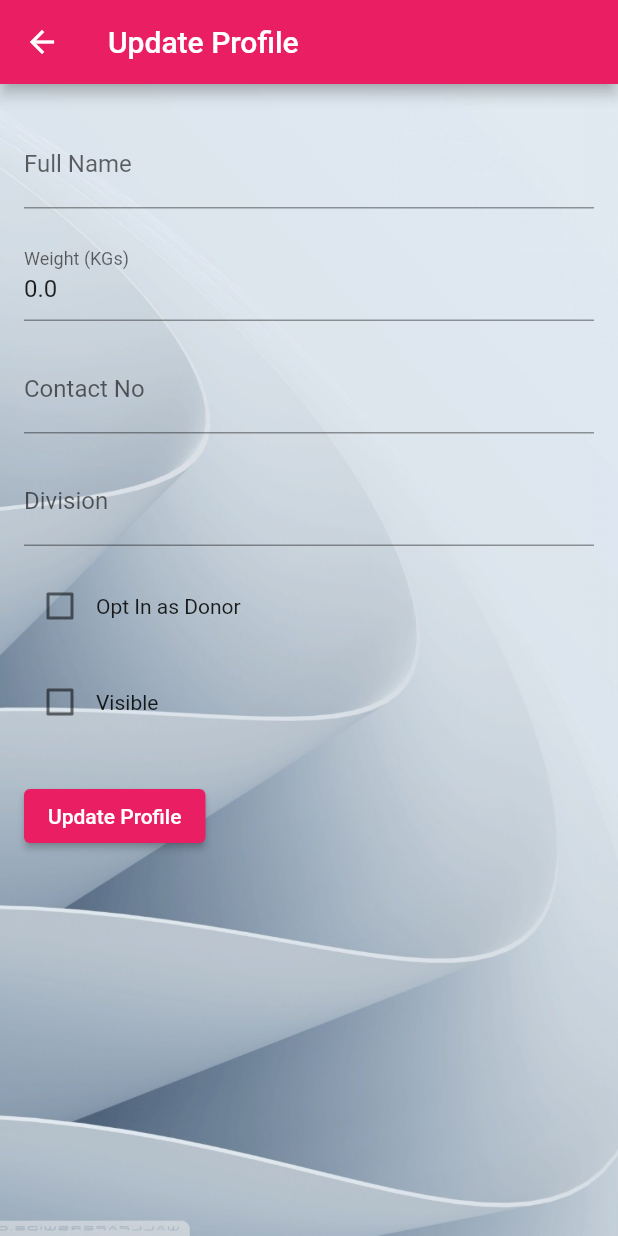
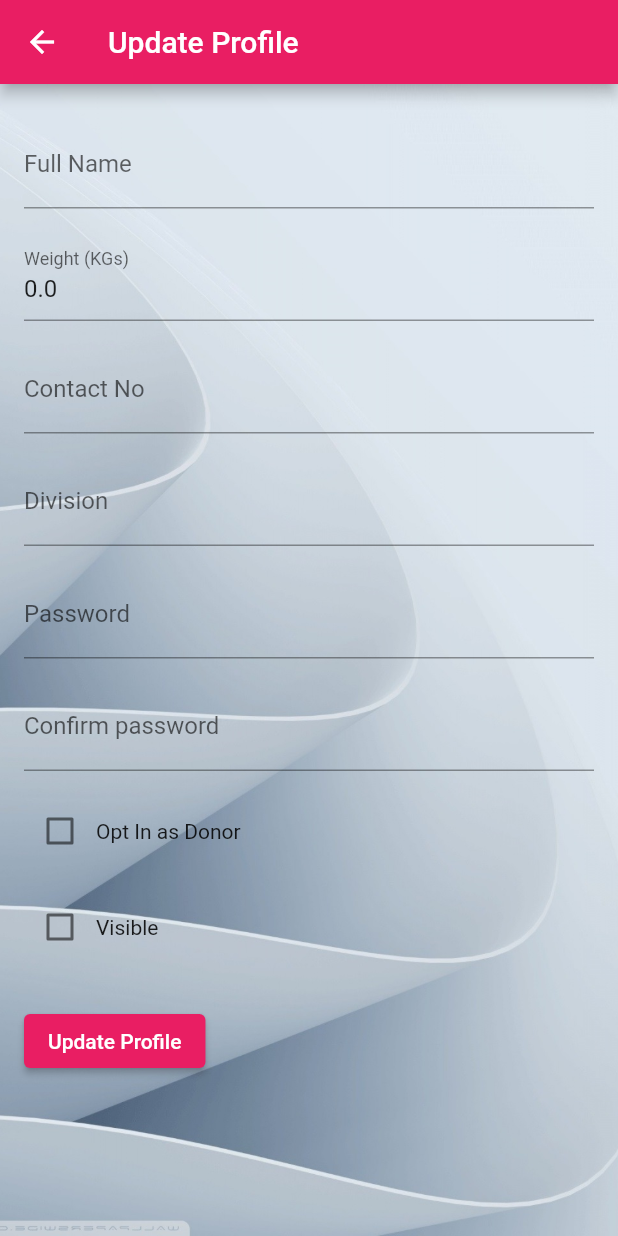
Before and after one commit to zunaid13/red_crossroads, a Flutter app: the UpdateProfilePage screen opened directly, on a phone screen of 412 x 824 dp. Run offline on Flutter 3.47's test engine with Material 2 defaults, Android fonts, the light colour scheme and no system bars; our stand-ins replace animated_splash_screen, fluttertoast, google_maps_flutter, page_transition, pinput; network calls fail.

```diff
--- a/lib/updateProfilePage.dart
+++ b/lib/updateProfilePage.dart
@@ -16,6 +16,8 @@ class _UpdateProfilePageState extends State<UpdateProfilePage> {
   TextEditingController dobController = TextEditingController();
   TextEditingController contactNoController = TextEditingController();
   TextEditingController divisionController = TextEditingController();
+  TextEditingController passwordController = TextEditingController();
+  TextEditingController confirmPasswordController = TextEditingController();
 
   bool isDonor = false;
   bool isVisible = false;
@@ -33,6 +35,8 @@ class _UpdateProfilePageState extends State<UpdateProfilePage> {
     dobController.text = currentUser.dob;
     contactNoController.text = currentUser.contact_no;
     divisionController.text = currentUser.division;
+    passwordController.text = currentUser.password;
+    confirmPasswordController.text = currentUser.password;
   }
 
   @override
@@ -55,12 +59,14 @@ class _UpdateProfilePageState extends State<UpdateProfilePage> {
             child: Column(
               crossAxisAlignment: CrossAxisAlignment.start,
               children: <Widget>[
-                _buildTextField('Full Name', fullNameController),
+                _buildTextField('Full Name', fullNameController, false),
                 // _buildTextField('Email', emailController),
                 // _buildTextField('Gender', genderController),
-                _buildTextField('Weight (KGs)', weightController),
-                _buildTextField('Contact No', contactNoController),
-                _buildTextField('Division', divisionController),
+                _buildTextField('Weight (KGs)', weightController, false),
+                _buildTextField('Contact No', contactNoController, false),
+                _buildTextField('Division', divisionController, false),
+                _buildTextField('Password', divisionController, true),
+                _buildTextField('Confirm password', divisionController, true),
                 _buildCheckbox('Opt In as Donor', isDonor, (value) {
                   setState(() {
                     isDonor = value!;
@@ -80,6 +86,7 @@ class _UpdateProfilePageState extends State<UpdateProfilePage> {
                     currentUser.donor = isDonor;
                     currentUser.visible = isVisible;
                     currentUser.division = divisionController.text;
+                    currentUser.password = passwordController.text;
                     Api.updateUserInfo();
                     Navigator.pop(context);
                     // Update user information here
@@ -98,7 +105,8 @@ class _UpdateProfilePageState extends State<UpdateProfilePage> {
     );
   }
 
-  Widget _buildTextField(String label, TextEditingController controller) {
+  Widget _buildTextField(
+      String label, TextEditingController controller, bool obscure) {
     return Padding(
       padding: const EdgeInsets.symmetric(vertical: 8.0),
       child: TextFormField(
@@ -106,6 +114,7 @@ class _UpdateProfilePageState extends State<UpdateProfilePage> {
         decoration: InputDecoration(
           labelText: label,
         ),
+        obscureText: obscure,
       ),
     );
   }
```
